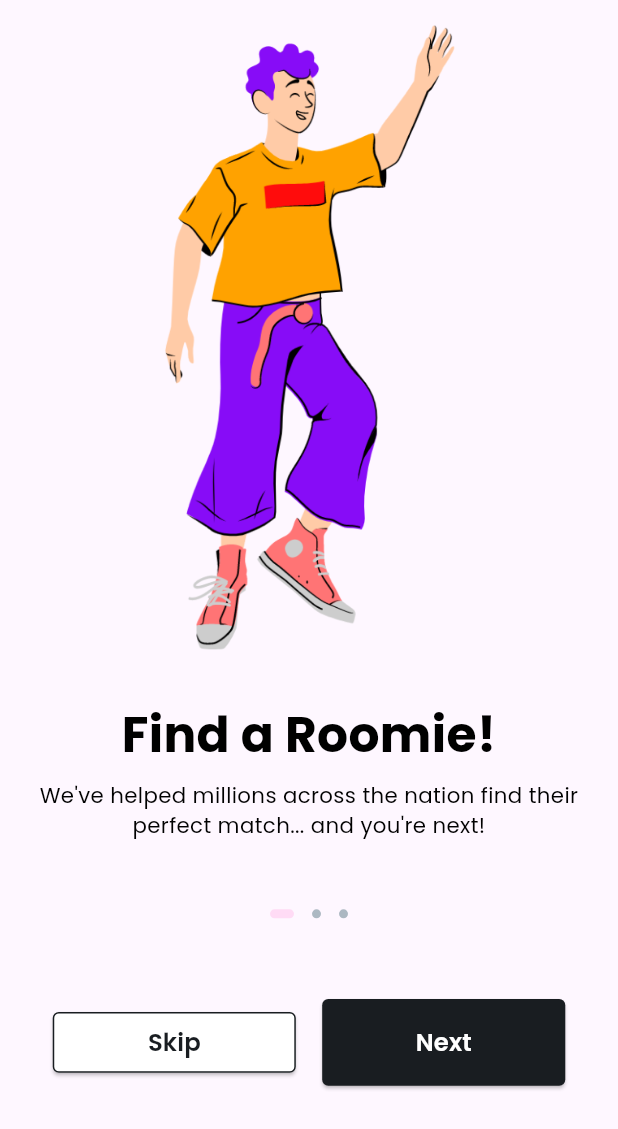
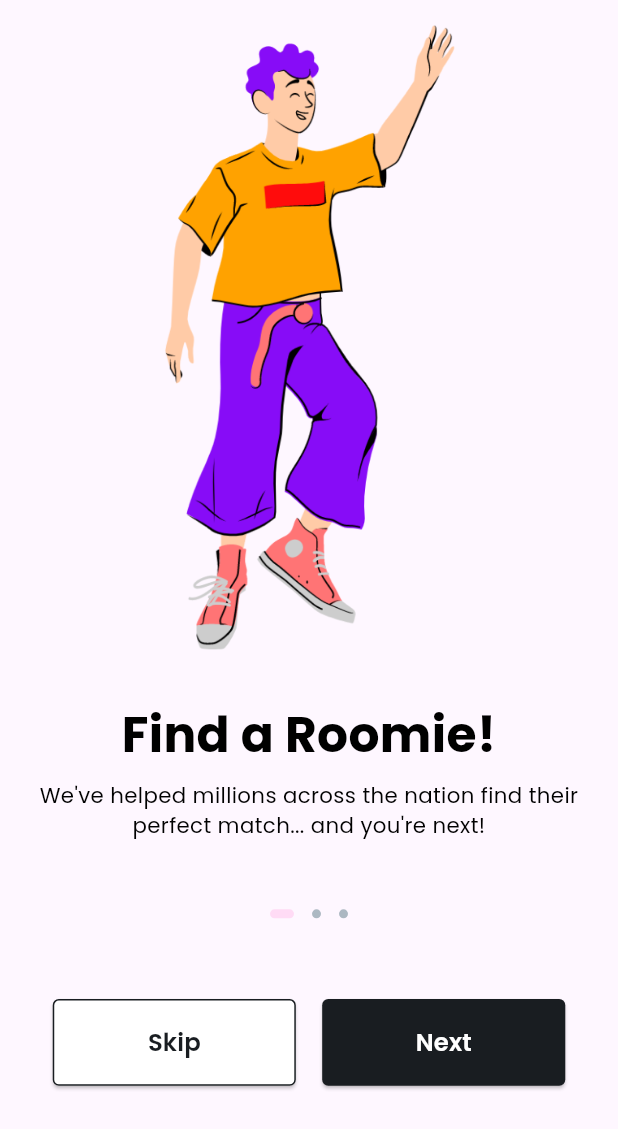
Before and after one commit to nyooplayground/flutter_booking_app, a Flutter app: the OnboardingPage screen opened directly, on a phone screen of 412 x 824 dp. Shown: the top 1129 px of the screen. Run offline on Flutter 3.47's test engine with Material 2 defaults, Android fonts, the phone set to English and light mode, and no system bars; our stand-ins replace bloc, flutter_bloc, flutter_screenutil.

Commit message:
- add safe area on onboarding screen - change heigth secondary button type 3 from 40 to 57

```diff
--- a/lib/presentation/pages/onboarding/onboarding_view.dart
+++ b/lib/presentation/pages/onboarding/onboarding_view.dart
@@ -19,7 +19,8 @@ class OnboardingPage extends StatelessWidget {
   Widget _buildPage(BuildContext context) {
 
     return Scaffold(
-      body: Padding(
+      body: SafeArea(
+        child: Padding(
           padding: const EdgeInsets.all(16.0),
           child: Column(
             children: [
@@ -34,6 +35,7 @@ class OnboardingPage extends StatelessWidget {
             ],
           ),
         ),
+      ),
     );
   }
 }
--- a/lib/presentation/widget/secondary_button.dart
+++ b/lib/presentation/widget/secondary_button.dart
@@ -76,7 +76,7 @@ class SecondaryButton extends StatelessWidget {
   Widget _type3() {
     return SizedBox(
       width: width.w,
-      height: 40.h,
+      height: 57.h,
       child: ElevatedButton(
         onPressed: onPressed,
         style: ElevatedButton.styleFrom(
```
Lines whose indentation alone changed are shown as unchanged.
